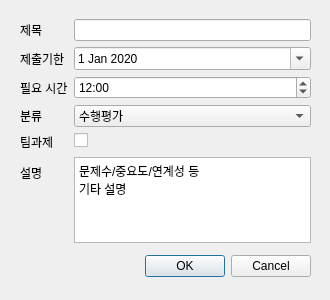
Before: the Qt Designer form UI/taskQuery.ui in Talkwarrior/workReminder, drawn with Qt 5.
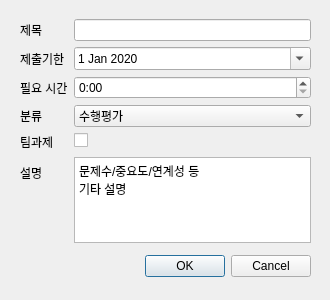
After: the same form once the commit is applied.

Diff of the .ui file:
```diff
--- a/UI/taskQuery.ui
+++ b/UI/taskQuery.ui
@@ -80,20 +80,6 @@
       </property>
      </widget>
     </item>
-    <item row="2" column="1">
-     <widget class="QTimeEdit" name="TimeEdit">
-      <property name="displayFormat">
-       <string>h:mm</string>
-      </property>
-      <property name="time">
-       <time>
-        <hour>12</hour>
-        <minute>0</minute>
-        <second>0</second>
-       </time>
-      </property>
-     </widget>
-    </item>
     <item row="3" column="0">
      <widget class="QLabel" name="type">
       <property name="text">
@@ -151,6 +137,60 @@
       </property>
      </widget>
     </item>
+    <item row="2" column="1">
+     <widget class="QTimeEdit" name="TimeEdit">
+      <property name="dateTime">
+       <datetime>
+        <hour>0</hour>
+        <minute>0</minute>
+        <second>0</second>
+        <year>2020</year>
+        <month>1</month>
+        <day>1</day>
+       </datetime>
+      </property>
+      <property name="maximumDateTime">
+       <datetime>
+        <hour>23</hour>
+        <minute>59</minute>
+        <second>59</second>
+        <year>2020</year>
+        <month>1</month>
+        <day>1</day>
+       </datetime>
+      </property>
+      <property name="maximumTime">
+       <time>
+        <hour>23</hour>
+        <minute>59</minute>
+        <second>59</second>
+       </time>
+      </property>
+      <property name="minimumTime">
+       <time>
+        <hour>0</hour>
+        <minute>0</minute>
+        <second>0</second>
+       </time>
+      </property>
+      <property name="currentSection">
+       <enum>QDateTimeEdit::HourSection</enum>
+      </property>
+      <property name="displayFormat">
+       <string>h:mm</string>
+      </property>
+      <property name="calendarPopup">
+       <bool>true</bool>
+      </property>
+      <property name="time">
+       <time>
+        <hour>0</hour>
+        <minute>0</minute>
+        <second>0</second>
+       </time>
+      </property>
+     </widget>
+    </item>
    </layout>
   </widget>
  </widget>
```
